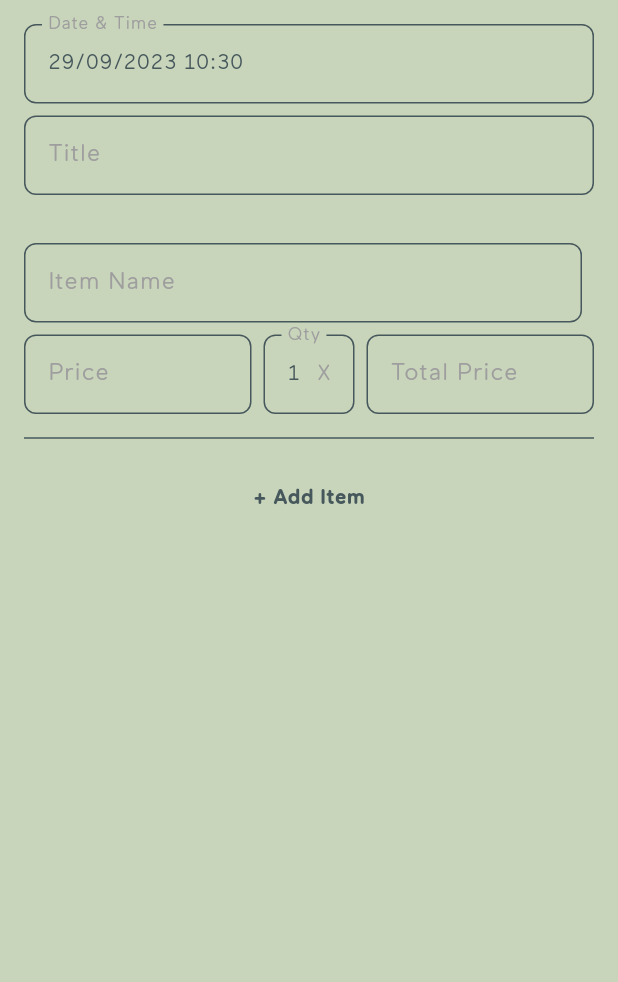
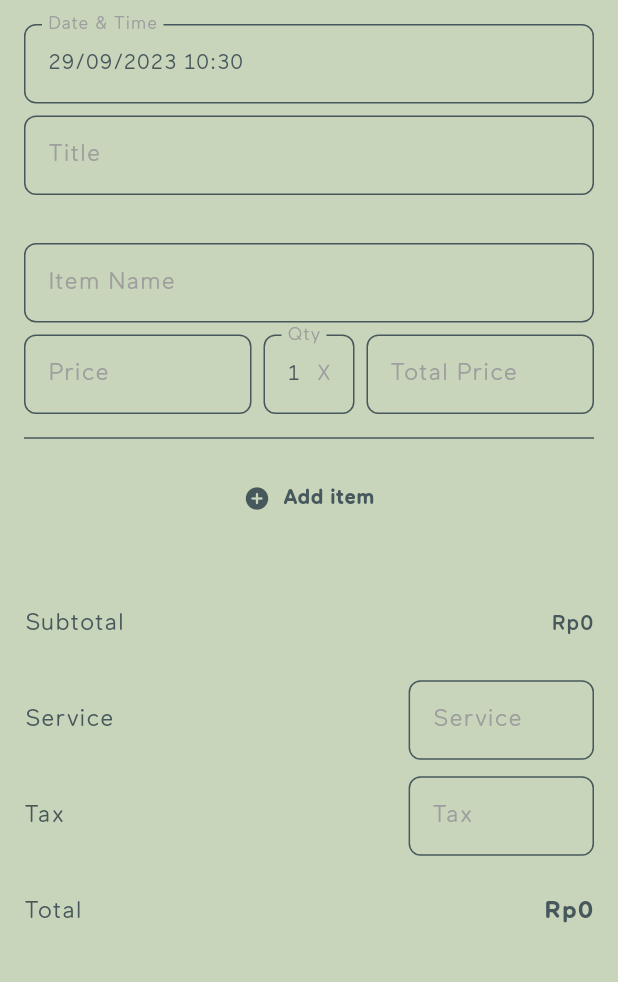
Before and after one commit to RidhaAF/split_bill, a Flutter app: the BillFormPage screen opened by its route, on a phone screen of 412 x 824 dp, the part 84-1066 px from its top. Run offline on Flutter 3.47's test engine with Material 2 defaults, Android fonts, the phone set to English and light mode, and no system bars; our stand-ins replace go_router; missing offline and left inert: omni_datetime_picker.

Commit message:
feat: add summary form
- subtotal
- service
- tax
- total

```diff
--- a/lib/pages/bill/bill_form_page.dart
+++ b/lib/pages/bill/bill_form_page.dart
@@ -3,6 +3,7 @@ import 'package:split_bill/utils/constants/constants.dart';
 import 'package:split_bill/utils/functions/functions.dart';
 import 'package:split_bill/widgets/default_app_bar.dart';
 import 'package:split_bill/widgets/default_date_time_picker.dart';
+import 'package:split_bill/widgets/default_list_tile.dart';
 import 'package:split_bill/widgets/default_text_field.dart';
 
 class BillFormPage extends StatefulWidget {
@@ -13,19 +14,29 @@ class BillFormPage extends StatefulWidget {
 }
 
 class _BillFormPageState extends State<BillFormPage> {
+  final GlobalKey _formKey = GlobalKey();
   final TextEditingController _titleCtrl = TextEditingController();
+  final TextEditingController _serviceCtrl = TextEditingController();
+  final TextEditingController _taxCtrl = TextEditingController();
   final FocusNode _titleFocus = FocusNode();
-  final GlobalKey _formKey = GlobalKey();
+  final FocusNode _serviceFocus = FocusNode();
+  final FocusNode _taxFocus = FocusNode();
+  final int _subtotal = 0;
+  final int _total = 0;
   final List<Widget> _formItems = [];
 
-  @override
-  void initState() {
-    super.initState();
+  void _initFormItem() {
     _formItems.add(
       _itemsForm(
         uniqueKey: UniqueKey(),
       ),
     );
+  }
+
+  @override
+  void initState() {
+    super.initState();
+    _initFormItem();
   }
 
   @override
@@ -41,17 +52,58 @@ class _BillFormPageState extends State<BillFormPage> {
           children: [
             const DefaultDateTimePicker(),
             SizedBox(height: defaultMargin / 2),
-            DefaultTextField(
+            _titleForm(),
+            SizedBox(height: defaultMargin * 2),
+            Column(
+              children: _formItems,
+            ),
+            _addItemButton(),
+            SizedBox(height: defaultMargin * 2),
+            _listTileContent(
+              title: 'Subtotal',
+              trailing: Text(
+                moneyFormatter(_subtotal.toString()),
+                textScaleFactor: 1.0,
+              ),
+            ),
+            SizedBox(height: defaultMargin / 2),
+            _listTileContent(
+              title: 'Service',
+              trailing: _serviceForm(),
+            ),
+            SizedBox(height: defaultMargin / 2),
+            _listTileContent(
+              title: 'Tax',
+              trailing: _taxForm(),
+            ),
+            SizedBox(height: defaultMargin / 2),
+            _listTileContent(
+              title: 'Total',
+              trailing: Text(
+                moneyFormatter(_total.toString()),
+                style: Theme.of(context).textTheme.bodyLarge?.copyWith(
+                      fontWeight: bold,
+                    ),
+                textScaleFactor: 1.0,
+              ),
+            ),
+          ],
+        ),
+      ),
+    );
+  }
+
+  Widget _titleForm() {
+    return DefaultTextField(
       controller: _titleCtrl,
       focusNode: _titleFocus,
       labelText: 'Title',
       hintText: 'Enter title',
-            ),
-            SizedBox(height: defaultMargin * 2),
-            Column(
-              children: _formItems,
-            ),
-            TextButton(
+    );
+  }
+
+  Widget _addItemButton() {
+    return TextButton(
       onPressed: () {
         setState(() {
           _formItems.add(
@@ -61,10 +113,16 @@ class _BillFormPageState extends State<BillFormPage> {
           );
         });
       },
-              child: const Text('+ Add Item'),
+      child: Row(
+        mainAxisAlignment: MainAxisAlignment.center,
+        children: [
+          const Icon(Icons.add_circle_rounded),
+          SizedBox(width: defaultMargin / 2),
+          const Text(
+            'Add item',
+            textScaleFactor: 1.0,
           ),
         ],
-        ),
       ),
     );
   }
@@ -84,18 +142,69 @@ class _BillFormPageState extends State<BillFormPage> {
       children: [
         Row(
           children: [
-            Expanded(
-              child: DefaultTextField(
+            _itemNameForm(
               controller: itemNameCtrl,
               focusNode: itemNameFocus,
+            ),
+            if (_formItems.isNotEmpty)
+              _deleteItemButton(
+                uniqueKey: uniqueKey,
+              ),
+          ],
+        ),
+        SizedBox(height: defaultMargin / 2),
+        Row(
+          children: [
+            _itemPriceForm(
+              controller: itemPriceCtrl,
+              focusNode: itemPriceFocus,
+              itemQtyCtrl: itemQtyCtrl,
+              itemTotalPriceCtrl: itemTotalPriceCtrl,
+            ),
+            SizedBox(width: defaultMargin / 2),
+            _itemQtyForm(
+              controller: itemQtyCtrl,
+              focusNode: itemQtyFocus,
+              itemPriceCtrl: itemPriceCtrl,
+              itemTotalPriceCtrl: itemTotalPriceCtrl,
+            ),
+            SizedBox(width: defaultMargin / 2),
+            _itemTotalPriceForm(
+              controller: itemTotalPriceCtrl,
+              focusNode: itemTotalPriceFocus,
+            ),
+          ],
+        ),
+        SizedBox(height: defaultMargin / 2),
+        const Divider(),
+        SizedBox(height: defaultMargin / 2),
+      ],
+    );
+  }
+
+  Widget _itemNameForm({
+    required TextEditingController controller,
+    required FocusNode focusNode,
+  }) {
+    return Expanded(
+      child: DefaultTextField(
+        controller: controller,
+        focusNode: focusNode,
         labelText: 'Item Name',
         hintText: 'Enter item name',
         textInputAction: TextInputAction.next,
+        validator: (value) {
+          if (value!.isEmpty) {
+            return 'Item name is required';
+          }
+          return null;
+        },
       ),
-            ),
-            SizedBox(width: defaultMargin / 2),
-            if (_formItems.isNotEmpty)
-              IconButton(
+    );
+  }
+
+  Widget _deleteItemButton({required UniqueKey uniqueKey}) {
+    return IconButton(
       onPressed: () {
         setState(() {
           _formItems.removeWhere((e) => e.key == uniqueKey);
@@ -104,17 +213,20 @@ class _BillFormPageState extends State<BillFormPage> {
       tooltip: 'Delete item',
       enableFeedback: true,
       icon: const Icon(Icons.delete_rounded),
-              ),
-          ],
-        ),
-        SizedBox(height: defaultMargin / 2),
-        Row(
-          children: [
-            Expanded(
+    );
+  }
+
+  Widget _itemPriceForm({
+    required TextEditingController controller,
+    required FocusNode focusNode,
+    required TextEditingController itemQtyCtrl,
+    required TextEditingController itemTotalPriceCtrl,
+  }) {
+    return Expanded(
       flex: 5,
       child: DefaultTextField(
-                controller: itemPriceCtrl,
-                focusNode: itemPriceFocus,
+        controller: controller,
+        focusNode: focusNode,
         labelText: 'Price',
         hintText: 'Enter price',
         keyboardType: TextInputType.number,
@@ -130,14 +242,31 @@ class _BillFormPageState extends State<BillFormPage> {
             ),
           );
         },
+        validator: (value) {
+          if (value!.isEmpty) {
+            return 'Price is required';
+          } else if (int.tryParse(value) == 0) {
+            return 'Price must be greater than 0';
+          } else if (int.tryParse(value) == null) {
+            return 'Price must be a number';
+          }
+          return null;
+        },
       ),
-            ),
-            SizedBox(width: defaultMargin / 2),
-            Expanded(
+    );
+  }
+
+  Widget _itemQtyForm({
+    required TextEditingController controller,
+    required FocusNode focusNode,
+    required TextEditingController itemPriceCtrl,
+    required TextEditingController itemTotalPriceCtrl,
+  }) {
+    return Expanded(
       flex: 2,
       child: DefaultTextField(
-                controller: itemQtyCtrl,
-                focusNode: itemQtyFocus,
+        controller: controller,
+        focusNode: focusNode,
         labelText: 'Qty',
         hintText: 'Qty',
         suffixText: 'X',
@@ -154,27 +283,97 @@ class _BillFormPageState extends State<BillFormPage> {
             ),
           );
         },
+        validator: (value) {
+          if (value!.isEmpty) {
+            return 'Qty is required';
+          } else if (int.tryParse(value) == 0) {
+            return 'Qty must be greater than 0';
+          } else if (int.tryParse(value) == null) {
+            return 'Qty must be a number';
+          }
+          return null;
+        },
       ),
-            ),
-            SizedBox(width: defaultMargin / 2),
-            Expanded(
+    );
+  }
+
+  Widget _itemTotalPriceForm({
+    required TextEditingController controller,
+    required FocusNode focusNode,
+  }) {
+    return Expanded(
       flex: 5,
       child: DefaultTextField(
-                controller: itemTotalPriceCtrl,
-                focusNode: itemTotalPriceFocus,
+        controller: controller,
+        focusNode: focusNode,
         labelText: 'Total Price',
         hintText: 'Total price',
         keyboardType: TextInputType.number,
         textInputAction: TextInputAction.done,
         readOnly: true,
+        textAlign: TextAlign.end,
+        validator: (value) {
+          if (value!.isEmpty) {
+            return 'Total price is required';
+          } else if (int.tryParse(value) == 0) {
+            return 'Total price must be greater than 0';
+          } else if (int.tryParse(value) == null) {
+            return 'Total price must be a number';
+          }
+          return null;
+        },
       ),
+    );
+  }
+
+  Widget _listTileContent({required String title, Widget? trailing}) {
+    return DefaultListTile(
+      title: Text(
+        title,
+        textScaleFactor: 1.0,
       ),
-          ],
+      trailing: trailing,
+    );
+  }
+
+  Widget _serviceForm() {
+    return SizedBox(
+      width: MediaQuery.of(context).size.width * 0.3,
+      child: DefaultTextField(
+        controller: _serviceCtrl,
+        focusNode: _serviceFocus,
+        labelText: 'Service',
+        hintText: 'Enter service',
+        keyboardType: TextInputType.number,
+        textAlign: TextAlign.end,
+        validator: (value) {
+          if (int.tryParse(value) == null) {
+            return 'Service must be a number';
+          }
+          return null;
+        },
       ),
-        SizedBox(height: defaultMargin / 2),
-        const Divider(),
-        SizedBox(height: defaultMargin / 2),
-      ],
+    );
+  }
+
+  Widget _taxForm() {
+    return SizedBox(
+      width: MediaQuery.of(context).size.width * 0.3,
+      child: DefaultTextField(
+        controller: _taxCtrl,
+        focusNode: _taxFocus,
+        labelText: 'Tax',
+        hintText: 'Enter tax',
+        keyboardType: TextInputType.number,
+        textInputAction: TextInputAction.next,
+        textAlign: TextAlign.end,
+        validator: (value) {
+          if (int.tryParse(value) == null) {
+            return 'Tax must be a number';
+          }
+          return null;
+        },
+      ),
     );
   }
 }
--- a/lib/utils/functions/functions.dart
+++ b/lib/utils/functions/functions.dart
@@ -21,3 +21,30 @@ String countItemTotalPrice({required String qty, required String price}) {
 
   return (itemQty * itemPrice).toString();
 }
+
+String countSubtotal({required List items}) {
+  int subtotal = 0;
+
+  for (var item in items) {
+    final int itemTotalPrice = int.tryParse(item['item_total_price']) ?? 0;
+    subtotal += itemTotalPrice;
+  }
+
+  return subtotal.toString();
+}
+
+String countTotalPrice({
+  required String subtotal,
+  required String service,
+  required String tax,
+}) {
+  int totalPrice = 0;
+
+  final int billSubtotal = int.tryParse(subtotal) ?? 0;
+  final int billService = int.tryParse(service) ?? 0;
+  final int billTax = int.tryParse(tax) ?? 0;
+
+  totalPrice = billSubtotal + billService + billTax;
+
+  return totalPrice.toString();
+}
--- /dev/null
+++ b/lib/widgets/default_list_tile.dart
@@ -0,0 +1,47 @@
+import 'package:flutter/material.dart';
+import 'package:split_bill/utils/constants/constants.dart';
+
+class DefaultListTile extends StatelessWidget {
+  final Widget? leading;
+  final Widget? title;
+  final Widget? subtitle;
+  final Widget? trailing;
+  final TextStyle? titleTextStyle;
+  final TextStyle? subtitleTextStyle;
+  final TextStyle? leadingAndTrailingTextStyle;
+  final double? horizontalVisualDensity;
+  final double? verticalVisualDensity;
+  final Function? onTap;
+  const DefaultListTile({
+    super.key,
+    this.leading,
+    this.title,
+    this.subtitle,
+    this.trailing,
+    this.titleTextStyle,
+    this.subtitleTextStyle,
+    this.leadingAndTrailingTextStyle,
+    this.horizontalVisualDensity,
+    this.verticalVisualDensity,
+    this.onTap,
+  });
+
+  @override
+  Widget build(BuildContext context) {
+    return ListTile(
+      leading: leading,
+      title: title,
+      subtitle: subtitle,
+      trailing: trailing,
+      titleTextStyle: titleTextStyle,
+      subtitleTextStyle:
+          subtitleTextStyle ?? Theme.of(context).textTheme.bodyMedium,
+      leadingAndTrailingTextStyle: leadingAndTrailingTextStyle ??
+          Theme.of(context).textTheme.bodyMedium?.copyWith(
+                fontWeight: medium,
+              ),
+      contentPadding: EdgeInsets.zero,
+      onTap: onTap == null ? null : () => onTap!(),
+    );
+  }
+}
```
Lines whose indentation alone changed are shown as unchanged.
